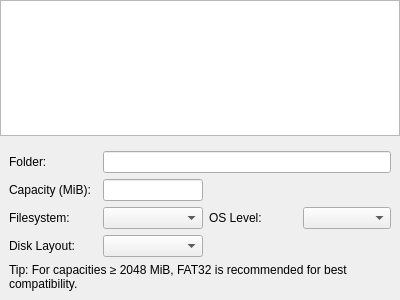
QuinnEbert/86Box, file src/qt/qt_settingshostfs.ui: the form before one commit.
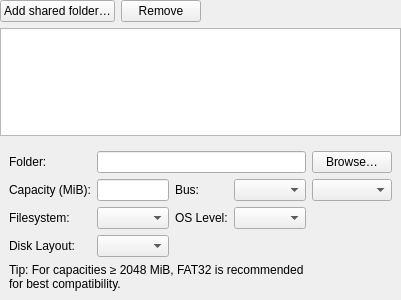
The form after the commit. Custom widgets are drawn as their Qt base class.

Commit message:
Qt Settings: make Shared folders page self-contained
- Add Add/Remove and Browse controls to manage host shared folders directly.
- Allow selecting Bus + Channel on the Shared folders page.
- Remove dependency on Hard Disks page for creating/managing hostvfat entries.
- Persist selections immediately to HDD slots; uses free slot detection and bus tracking.

```diff
--- a/src/qt/qt_settingshostfs.ui
+++ b/src/qt/qt_settingshostfs.ui
@@ -14,6 +14,37 @@
    <string>Host Shared Folders</string>
   </property>
   <layout class="QVBoxLayout" name="verticalLayout">
+   <item>
+    <layout class="QHBoxLayout" name="toolbarLayout">
+     <item>
+      <widget class="QPushButton" name="buttonAdd">
+       <property name="text">
+        <string>Add shared folder…</string>
+       </property>
+      </widget>
+     </item>
+     <item>
+      <widget class="QPushButton" name="buttonRemove">
+       <property name="text">
+        <string>Remove</string>
+       </property>
+      </widget>
+     </item>
+     <item>
+      <spacer name="spacer">
+       <property name="orientation">
+        <enum>Qt::Horizontal</enum>
+       </property>
+       <property name="sizeHint" stdset="0">
+        <size>
+         <width>40</width>
+         <height>20</height>
+        </size>
+       </property>
+      </spacer>
+     </item>
+    </layout>
+   </item>
    <property name="leftMargin">
     <number>0</number>
    </property>
@@ -59,6 +90,13 @@
         </property>
        </widget>
       </item>
+     <item row="0" column="4">
+      <widget class="QPushButton" name="buttonBrowse">
+       <property name="text">
+        <string>Browse…</string>
+       </property>
+      </widget>
+     </item>
       <item row="1" column="0">
        <widget class="QLabel" name="labelCapacity">
         <property name="text">
@@ -76,6 +114,19 @@
         </property>
        </widget>
       </item>
+     <item row="1" column="2">
+      <widget class="QLabel" name="labelBus">
+       <property name="text">
+        <string>Bus:</string>
+       </property>
+      </widget>
+     </item>
+     <item row="1" column="3">
+      <widget class="QComboBox" name="comboBoxBus"/>
+     </item>
+     <item row="1" column="4">
+      <widget class="QComboBox" name="comboBoxChannel"/>
+     </item>
       <item row="2" column="0">
        <widget class="QLabel" name="labelFS">
         <property name="text">
```
Lines whose indentation alone changed are shown as unchanged. The commit also changes 2 other files.
